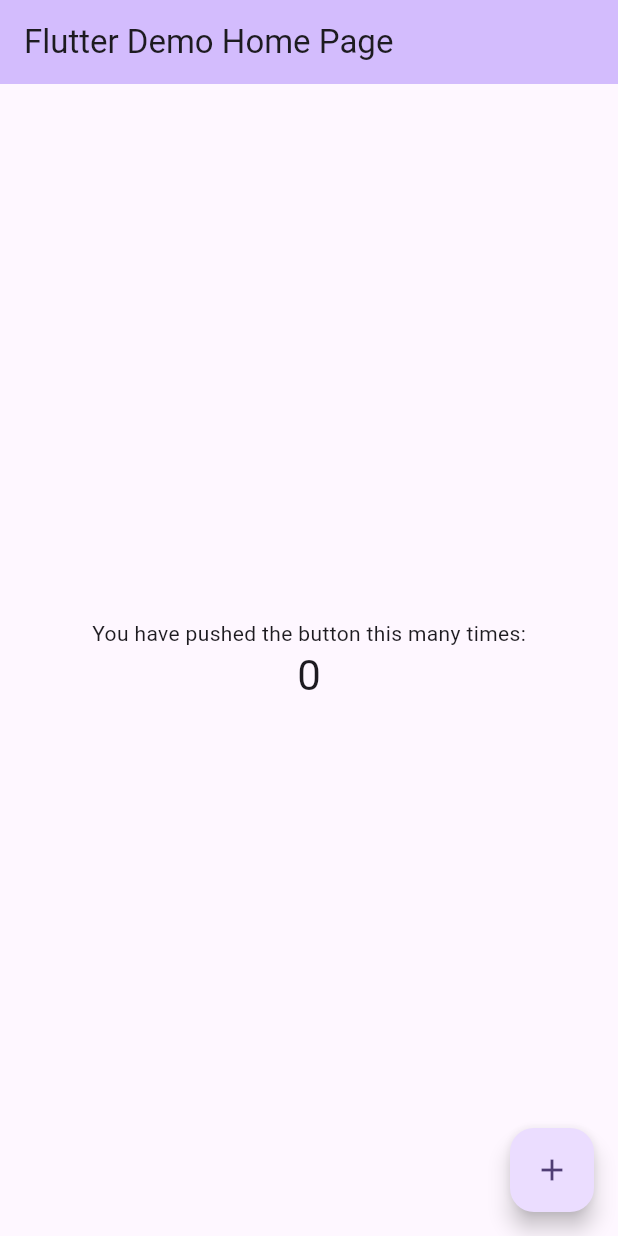
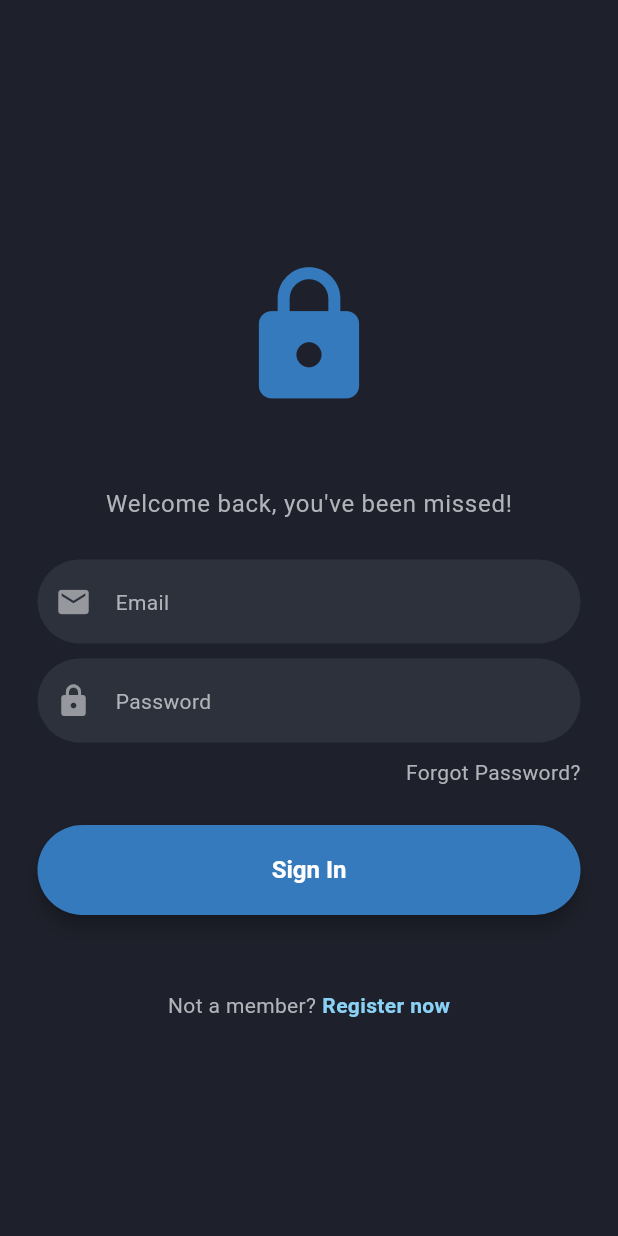
Before and after one commit to MohammadFakih02/pcbuddy-mobile, a Flutter app: the screen it shows after launch, on a phone screen of 412 x 824 dp. Run offline on Flutter 3.47's test engine with Material 3 defaults, Android fonts, the light colour scheme and no system bars.

Commit message:
created themes, added login page and text_field widget

```diff
--- a/lib/main.dart
+++ b/lib/main.dart
@@ -1,4 +1,6 @@
 import 'package:flutter/material.dart';
+import 'package:pcbuddy/pages/login_page.dart';
+import 'package:pcbuddy/theme/app_theme.dart';
 
 void main() {
   runApp(const MyApp());
@@ -6,30 +8,11 @@
 
 class MyApp extends StatelessWidget {
   const MyApp({super.key});
-
-  // This widget is the root of your application.
   @override
   Widget build(BuildContext context) {
     return MaterialApp(
       title: 'Flutter Demo',
-      theme: ThemeData(
-        // This is the theme of your application.
-        //
-        // TRY THIS: Try running your application with "flutter run". You'll see
-        // the application has a purple toolbar. Then, without quitting the app,
-        // try changing the seedColor in the colorScheme below to Colors.green
-        // and then invoke "hot reload" (save your changes or press the "hot
-        // reload" button in a Flutter-supported IDE, or press "r" if you used
-        // the command line to start the app).
-        //
-        // Notice that the counter didn't reset back to zero; the application
-        // state is not lost during the reload. To reset the state, use hot
-        // restart instead.
-        //
-        // This works for code too, not just values: Most code changes can be
-        // tested with just a hot reload.
-        colorScheme: ColorScheme.fromSeed(seedColor: Colors.deepPurple),
-      ),
+      theme: AppTheme.darkTheme,
       home: const MyHomePage(title: 'Flutter Demo Home Page'),
     );
   }
@@ -37,16 +20,6 @@
 
 class MyHomePage extends StatefulWidget {
   const MyHomePage({super.key, required this.title});
-
-  // This widget is the home page of your application. It is stateful, meaning
-  // that it has a State object (defined below) that contains fields that affect
-  // how it looks.
-
-  // This class is the configuration for the state. It holds the values (in this
-  // case the title) provided by the parent (in this case the App widget) and
-  // used by the build method of the State. Fields in a Widget subclass are
-  // always marked "final".
-
   final String title;
 
   @override
@@ -54,69 +27,11 @@
 }
 
 class _MyHomePageState extends State<MyHomePage> {
-  int _counter = 0;
-
-  void _incrementCounter() {
-    setState(() {
-      // This call to setState tells the Flutter framework that something has
-      // changed in this State, which causes it to rerun the build method below
-      // so that the display can reflect the updated values. If we changed
-      // _counter without calling setState(), then the build method would not be
-      // called again, and so nothing would appear to happen.
-      _counter++;
-    });
-  }
 
   @override
   Widget build(BuildContext context) {
-    // This method is rerun every time setState is called, for instance as done
-    // by the _incrementCounter method above.
-    //
-    // The Flutter framework has been optimized to make rerunning build methods
-    // fast, so that you can just rebuild anything that needs updating rather
-    // than having to individually change instances of widgets.
     return Scaffold(
-      appBar: AppBar(
-        // TRY THIS: Try changing the color here to a specific color (to
-        // Colors.amber, perhaps?) and trigger a hot reload to see the AppBar
-        // change color while the other colors stay the same.
-        backgroundColor: Theme.of(context).colorScheme.inversePrimary,
-        // Here we take the value from the MyHomePage object that was created by
-        // the App.build method, and use it to set our appbar title.
-        title: Text(widget.title),
-      ),
-      body: Center(
-        // Center is a layout widget. It takes a single child and positions it
-        // in the middle of the parent.
-        child: Column(
-          // Column is also a layout widget. It takes a list of children and
-          // arranges them vertically. By default, it sizes itself to fit its
-          // children horizontally, and tries to be as tall as its parent.
-          //
-          // Column has various properties to control how it sizes itself and
-          // how it positions its children. Here we use mainAxisAlignment to
-          // center the children vertically; the main axis here is the vertical
-          // axis because Columns are vertical (the cross axis would be
-          // horizontal).
-          //
-          // TRY THIS: Invoke "debug painting" (choose the "Toggle Debug Paint"
-          // action in the IDE, or press "p" in the console), to see the
-          // wireframe for each widget.
-          mainAxisAlignment: MainAxisAlignment.center,
-          children: <Widget>[
-            const Text('You have pushed the button this many times:'),
-            Text(
-              '$_counter',
-              style: Theme.of(context).textTheme.headlineMedium,
-            ),
-          ],
-        ),
-      ),
-      floatingActionButton: FloatingActionButton(
-        onPressed: _incrementCounter,
-        tooltip: 'Increment',
-        child: const Icon(Icons.add),
-      ), // This trailing comma makes auto-formatting nicer for build methods.
+      body: LoginPage(),
     );
   }
 }
--- /dev/null
+++ b/lib/pages/login_page.dart
@@ -0,0 +1,123 @@
+import 'package:flutter/material.dart';
+import '../widgets/text_field.dart';
+
+class LoginPage extends StatelessWidget {
+  const LoginPage({super.key});
+
+  @override
+  Widget build(BuildContext context) {
+    // Access theme data for cleaner code below
+    final theme = Theme.of(context);
+    final colorScheme = theme.colorScheme;
+
+    return Scaffold(
+      // Background color is handled automatically by the Theme now
+      body: SafeArea(
+        child: Center(
+          child: SingleChildScrollView(
+            child: Column(
+              mainAxisAlignment: MainAxisAlignment.center,
+              children: [
+                const SizedBox(height: 50),
+
+                // 1. Logo
+                Icon(
+                  Icons.lock,
+                  size: 100,
+                  color: colorScheme.primary, // Uses your App Blue
+                ),
+
+                const SizedBox(height: 50),
+
+                // 2. Welcome Text
+                Text(
+                  'Welcome back, you\'ve been missed!',
+                  style: theme.textTheme.bodyLarge?.copyWith(
+                    color: theme.textTheme.bodyMedium?.color, // Uses Grey
+                  ),
+                ),
+
+                const SizedBox(height: 25),
+
+                // 3. Email
+                const MyTextField(
+                  hintText: 'Email',
+                  icon: Icons.email,
+                  obscureText: false,
+                ),
+
+                const SizedBox(height: 10),
+
+                // 4. Password
+                const MyTextField(
+                  hintText: 'Password',
+                  icon: Icons.lock,
+                  obscureText: true,
+                ),
+
+                const SizedBox(height: 10),
+
+                // 5. Forgot Password?
+                Padding(
+                  padding: const EdgeInsets.symmetric(horizontal: 25.0),
+                  child: Row(
+                    mainAxisAlignment: MainAxisAlignment.end,
+                    children: [
+                      Text(
+                        'Forgot Password?',
+                        // Uses the Grey text style from theme
+                        style: theme.textTheme.bodyMedium,
+                      ),
+                    ],
+                  ),
+                ),
+
+                const SizedBox(height: 25),
+
+                // 6. Sign In Button
+                Padding(
+                  padding: const EdgeInsets.symmetric(horizontal: 25.0),
+                  child: SizedBox(
+                    width: double.infinity,
+                    height: 60,
+                    child: ElevatedButton(
+                      onPressed: () {
+                        // Logic
+                      },
+                      // We REMOVED the style block here.
+                      // It now grabs the Blue Pill style from AppTheme automatically.
+                      child: const Text("Sign In"),
+                    ),
+                  ),
+                ),
+
+                const SizedBox(height: 50),
+
+                // 7. Register
+                Row(
+                  mainAxisAlignment: MainAxisAlignment.center,
+                  children: [
+                    Text(
+                      'Not a member?',
+                      style: theme.textTheme.bodyMedium,
+                    ),
+                    const SizedBox(width: 4),
+                    Text(
+                      'Register now',
+                      style: TextStyle(
+                        color: colorScheme.secondary, // Uses Light Blue/Cyan
+                        fontWeight: FontWeight.bold,
+                      ),
+                    ),
+                  ],
+                ),
+
+                const SizedBox(height: 20),
+              ],
+            ),
+          ),
+        ),
+      ),
+    );
+  }
+}
--- /dev/null
+++ b/lib/theme/app_color.dart
@@ -0,0 +1,20 @@
+import 'package:flutter/material.dart';
+
+class AppColors {
+  static const Color darkBackground = Color(0xFF1E212B);
+  static const Color cardSurface = Color(0xFF2C313C);
+
+  static const Color primaryBlue = Color(0xFF357ABD);
+  static const Color lightBlue = Color(0xFF8AD2F5);
+  static const Color orangeAccent = Color(0xFFF5A623);
+
+  static const Color white = Color(0xFFFFFFFF);
+  static const Color greyText = Color(0xFFB0B3B8);
+  static const Color silver = Color(0xFFC0C5CE);
+
+  static const LinearGradient greenGradient = LinearGradient(
+    colors: [Color(0xFF6DD5FA), Color(0xFF2980B9)],
+    begin: Alignment.topLeft,
+    end: Alignment.bottomRight,
+  );
+}
--- /dev/null
+++ b/lib/theme/app_theme.dart
@@ -0,0 +1,89 @@
+import 'package:flutter/material.dart';
+import 'app_color.dart';
+
+class AppTheme {
+  static ThemeData get darkTheme {
+    return ThemeData(
+      useMaterial3: true,
+      brightness: Brightness.dark,
+
+      // 1. Background Colors
+      scaffoldBackgroundColor: AppColors.darkBackground,
+      canvasColor: AppColors.darkBackground, // For Drawers/BottomSheets
+
+      // 2. Color Scheme (The core palette)
+      colorScheme: const ColorScheme.dark(
+        primary: AppColors.primaryBlue,
+        secondary: AppColors.lightBlue,
+        surface: AppColors.cardSurface,
+        error: Colors.redAccent,
+        onPrimary: Colors.white,
+        onSurface: Colors.white,
+      ),
+
+      // 3. Text Theme (Automatic White/Grey text)
+      textTheme: const TextTheme(
+        headlineLarge: TextStyle(
+          color: AppColors.white,
+          fontWeight: FontWeight.bold,
+          fontSize: 32,
+        ),
+        headlineMedium: TextStyle(
+          color: AppColors.white,
+          fontWeight: FontWeight.bold,
+          fontSize: 24,
+        ),
+        bodyLarge: TextStyle(color: AppColors.white, fontSize: 16),
+        bodyMedium: TextStyle(color: AppColors.greyText, fontSize: 14),
+      ),
+
+      // 4. Card Theme (For your "How it works" or Product cards)
+      cardTheme: CardThemeData(
+        color: AppColors.cardSurface,
+        elevation: 0,
+        shape: RoundedRectangleBorder(
+          borderRadius: BorderRadius.circular(12),
+        ),
+      ),
+
+      // 5. Input Decoration (For the form fields in your screenshot)
+      inputDecorationTheme: InputDecorationTheme(
+        filled: true,
+        fillColor: AppColors.cardSurface, // Dark grey background
+        hintStyle: const TextStyle(color: AppColors.greyText),
+        border: OutlineInputBorder(
+          borderRadius: BorderRadius.circular(8),
+          borderSide: BorderSide.none, // No border by default
+        ),
+        focusedBorder: const OutlineInputBorder(
+          borderSide: BorderSide(color: AppColors.primaryBlue, width: 2),
+        ),
+      ),
+
+      // 6. Button Theme (The "Get Started" button)
+      elevatedButtonTheme: ElevatedButtonThemeData(
+        style: ElevatedButton.styleFrom(
+          backgroundColor: AppColors.primaryBlue,
+          foregroundColor: Colors.white,
+          elevation: 5,
+          padding: const EdgeInsets.symmetric(horizontal: 32, vertical: 16),
+          shape: RoundedRectangleBorder(
+            borderRadius: BorderRadius.circular(30), // Rounded pill shape
+          ),
+          textStyle: const TextStyle(
+            fontWeight: FontWeight.bold,
+            fontSize: 16,
+          ),
+        ),
+      ),
+
+      // 7. AppBar Theme
+      appBarTheme: const AppBarTheme(
+        backgroundColor: Colors.transparent, // Modern look
+        elevation: 0,
+        centerTitle: true,
+        iconTheme: IconThemeData(color: AppColors.white),
+      ),
+    );
+  }
+}
--- /dev/null
+++ b/lib/widgets/text_field.dart
@@ -0,0 +1,56 @@
+import 'package:flutter/material.dart';
+
+class MyTextField extends StatelessWidget {
+  final String hintText;
+  final IconData? icon;
+  final bool obscureText;
+
+  const MyTextField({
+    super.key,
+    required this.hintText,
+    this.icon,
+    this.obscureText = false,
+  });
+
+  @override
+  Widget build(BuildContext context) {
+    // We access the current theme to use the colors defined in AppTheme
+    final theme = Theme.of(context);
+
+    return Padding(
+      padding: const EdgeInsets.symmetric(horizontal: 25.0),
+      child: TextField(
+        obscureText: obscureText,
+        style: theme.textTheme.bodyLarge, // Ensures text is White when typing
+        decoration: InputDecoration(
+          // 1. Force fully rounded corners (Pill shape)
+          // We override the default 8px radius from the theme here
+          border: OutlineInputBorder(
+            borderRadius: BorderRadius.circular(30.0),
+            borderSide: BorderSide.none,
+          ),
+          enabledBorder: OutlineInputBorder(
+            borderRadius: BorderRadius.circular(30.0),
+            borderSide: BorderSide.none, // Clean look, just the fill color
+          ),
+          focusedBorder: OutlineInputBorder(
+            borderRadius: BorderRadius.circular(30.0),
+            // Use the Blue color from your theme when clicked
+            borderSide: BorderSide(color: theme.colorScheme.primary, width: 2),
+          ),
+
+          // 2. Colors come from the Theme now (Navy/Grey)
+          filled: true,
+          fillColor: theme.colorScheme.surface,
+
+          hintText: hintText,
+          hintStyle: theme.textTheme.bodyMedium, // Uses the Grey text color
+
+          prefixIcon: icon != null
+              ? Icon(icon, color: theme.colorScheme.onSurface.withValues(alpha: 0.5))
+              : null,
+        ),
+      ),
+    );
+  }
+}
```
